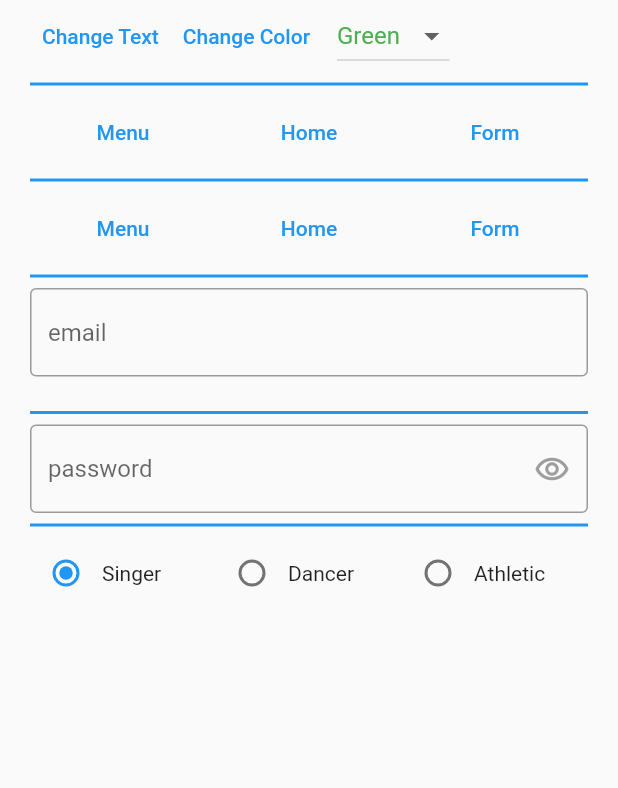
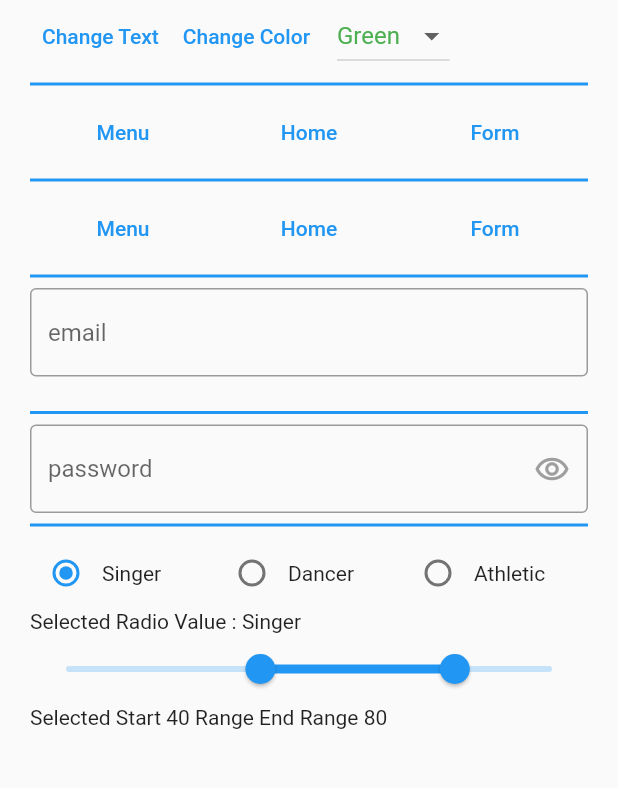
Before and after one commit to ishworpanta10/bloc_ui_state_management, a Flutter app: the HomePage screen opened directly, on a phone screen of 412 x 824 dp, the part 132-920 px from its top. Run offline on Flutter 3.47's test engine with Material 2 defaults, Android fonts, the phone set to English and light mode, and no system bars; our stand-ins replace flutter_bloc; statements that could not run were skipped.

Commit message:
added range slider with bloc

```diff
--- /dev/null
+++ b/lib/bloc/ui_state_management/range_slide_bloc.dart
@@ -0,0 +1,12 @@
+import 'package:flutter_bloc/flutter_bloc.dart';
+
+import '../../models/range_slide_model.dart';
+
+class RangeSlideBloc extends Bloc<RangeSlideModel, RangeSlideModel> {
+  RangeSlideBloc() : super(RangeSlideModel(start: 40, end: 80));
+
+  @override
+  Stream<RangeSlideModel> mapEventToState(RangeSlideModel event) async* {
+    yield event;
+  }
+}
--- /dev/null
+++ b/lib/models/range_slide_model.dart
@@ -0,0 +1,6 @@
+class RangeSlideModel {
+  RangeSlideModel({required this.start, required this.end});
+
+  final double start;
+  final double end;
+}
--- a/lib/screens/homepage.dart
+++ b/lib/screens/homepage.dart
@@ -1,5 +1,7 @@
 import 'package:bloc_state_management/bloc/ui_state_management/basic_toggle_bloc.dart';
 import 'package:bloc_state_management/bloc/ui_state_management/radio_button_toggle_bloc.dart';
+import 'package:bloc_state_management/bloc/ui_state_management/range_slide_bloc.dart';
+import 'package:bloc_state_management/models/range_slide_model.dart';
 import 'package:flutter/material.dart';
 import 'package:flutter_bloc/flutter_bloc.dart';
 
@@ -237,7 +239,7 @@ class HomePage extends StatelessWidget {
               },
             ),
             divider,
-            //toggle radio tile
+            //toggle radio tile with enum
             BlocBuilder<RadioButtonToggleBloc, RadioOptions>(
               builder: (context, radioToggleState) {
                 print("Toggle Radio Value $radioToggleState");
@@ -304,6 +306,40 @@ class HomePage extends StatelessWidget {
                 );
               },
             ),
+            //showing selected radio tile using bloc builder
+            BlocBuilder<RadioButtonToggleBloc, RadioOptions>(
+              builder: (context, radioToggleState) {
+                var toggleValue = "Singer";
+                if (radioToggleState == RadioOptions.Singer) {
+                  toggleValue = "Singer";
+                } else if (radioToggleState == RadioOptions.Dancer) {
+                  toggleValue = "Dancer";
+                } else if (radioToggleState == RadioOptions.Athletic) {
+                  toggleValue = "Athletic";
+                }
+                return Text("Selected Radio Value : $toggleValue");
+              },
+            ),
+            // range slider using bloc
+            BlocBuilder<RangeSlideBloc, RangeSlideModel>(
+              builder: (context, rangeSlideState) {
+                return RangeSlider(
+                  values: RangeValues(rangeSlideState.start, rangeSlideState.end),
+                  max: 100,
+                  onChanged: (values) {
+                    context.read<RangeSlideBloc>().add(
+                          RangeSlideModel(start: values.start, end: values.end),
+                        );
+                  },
+                );
+              },
+            ),
+            //showing the seledted range
+            BlocBuilder<RangeSlideBloc, RangeSlideModel>(
+              builder: (context, rangeSlideState) {
+                return Text('Selected Start ${rangeSlideState.start.round()} Range End Range ${rangeSlideState.end.round()}');
+              },
+            ),
           ],
         ),
       ),
--- a/lib/splash.dart
+++ b/lib/splash.dart
@@ -1,13 +1,14 @@
-import 'package:bloc_state_management/bloc/ui_state_management/basic_text_state_management_bloc.dart';
-import 'package:bloc_state_management/bloc/ui_state_management/color_change_bloc.dart';
-import 'package:bloc_state_management/bloc/ui_state_management/dropdown_change_bloc.dart';
 import 'package:flutter/material.dart';
 import 'package:flutter_bloc/flutter_bloc.dart';
 
+import 'bloc/ui_state_management/basic_text_state_management_bloc.dart';
 import 'bloc/ui_state_management/basic_toggle_bloc.dart';
 import 'bloc/ui_state_management/change_form_decoration_bloc.dart';
+import 'bloc/ui_state_management/color_change_bloc.dart';
+import 'bloc/ui_state_management/dropdown_change_bloc.dart';
 import 'bloc/ui_state_management/get_form_string_data_bloc.dart';
 import 'bloc/ui_state_management/radio_button_toggle_bloc.dart';
+import 'bloc/ui_state_management/range_slide_bloc.dart';
 import 'bloc/ui_state_management/select_button_and_get_text_data_bloc.dart';
 import 'bloc/ui_state_management/select_button_bloc.dart';
 import 'screens/screens.dart';
@@ -46,6 +47,9 @@ class SplashScreen extends StatelessWidget {
         BlocProvider(
           create: (_) => RadioButtonToggleBloc(),
         ),
+        BlocProvider(
+          create: (_) => RangeSlideBloc(),
+        ),
       ],
       child: MaterialApp(
         title: 'Bloc State Management Demo',
```
